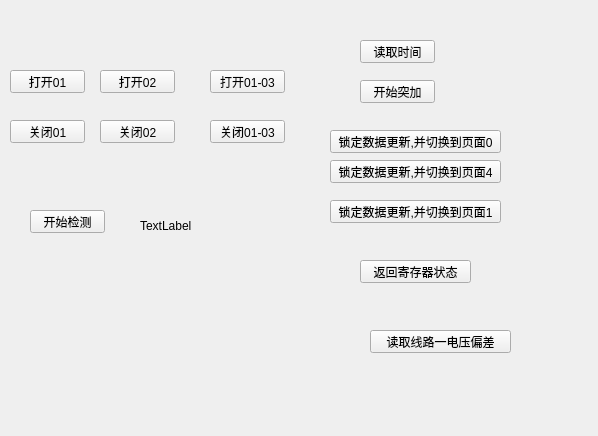
This is mainwindow.ui in bjc123321/ModuleTest as Qt 5 draws it before an edit. The edited form follows.
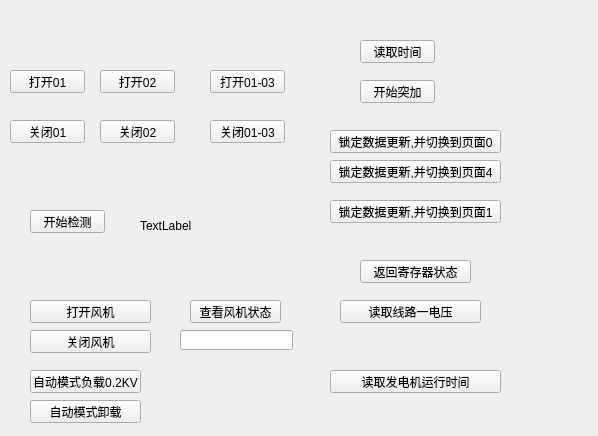
This is the edited form.

Commit message: 新增区分控制负载和控制仪表的功能,且串口控制不冲突,新增设置负载功能!

What changed in the file:
```diff
--- a/mainwindow.ui
+++ b/mainwindow.ui
@@ -199,14 +199,102 @@
    <widget class="QPushButton" name="pushButton_14">
     <property name="geometry">
      <rect>
-      <x>370</x>
-      <y>330</y>
+      <x>340</x>
+      <y>300</y>
       <width>141</width>
       <height>23</height>
      </rect>
     </property>
     <property name="text">
-     <string>读取线路一电压偏差</string>
+     <string>读取线路一电压</string>
+    </property>
+   </widget>
+   <widget class="QPushButton" name="pushButton_15">
+    <property name="geometry">
+     <rect>
+      <x>330</x>
+      <y>370</y>
+      <width>171</width>
+      <height>23</height>
+     </rect>
+    </property>
+    <property name="text">
+     <string>读取发电机运行时间</string>
+    </property>
+   </widget>
+   <widget class="QPushButton" name="pushButton_16">
+    <property name="geometry">
+     <rect>
+      <x>30</x>
+      <y>300</y>
+      <width>121</width>
+      <height>23</height>
+     </rect>
+    </property>
+    <property name="text">
+     <string>打开风机</string>
+    </property>
+   </widget>
+   <widget class="QPushButton" name="pushButton_17">
+    <property name="geometry">
+     <rect>
+      <x>30</x>
+      <y>330</y>
+      <width>121</width>
+      <height>23</height>
+     </rect>
+    </property>
+    <property name="text">
+     <string>关闭风机</string>
+    </property>
+   </widget>
+   <widget class="QPushButton" name="pushButton_18">
+    <property name="geometry">
+     <rect>
+      <x>30</x>
+      <y>370</y>
+      <width>111</width>
+      <height>23</height>
+     </rect>
+    </property>
+    <property name="text">
+     <string>自动模式负载0.2KV</string>
+    </property>
+   </widget>
+   <widget class="QPushButton" name="pushButton_19">
+    <property name="geometry">
+     <rect>
+      <x>30</x>
+      <y>400</y>
+      <width>111</width>
+      <height>23</height>
+     </rect>
+    </property>
+    <property name="text">
+     <string>自动模式卸载</string>
+    </property>
+   </widget>
+   <widget class="QPushButton" name="pushButton_20">
+    <property name="geometry">
+     <rect>
+      <x>190</x>
+      <y>300</y>
+      <width>91</width>
+      <height>23</height>
+     </rect>
+    </property>
+    <property name="text">
+     <string>查看风机状态</string>
+    </property>
+   </widget>
+   <widget class="QLineEdit" name="lineEdit">
+    <property name="geometry">
+     <rect>
+      <x>180</x>
+      <y>330</y>
+      <width>113</width>
+      <height>20</height>
+     </rect>
     </property>
    </widget>
   </widget>
```
The commit also changes 6 other files.
